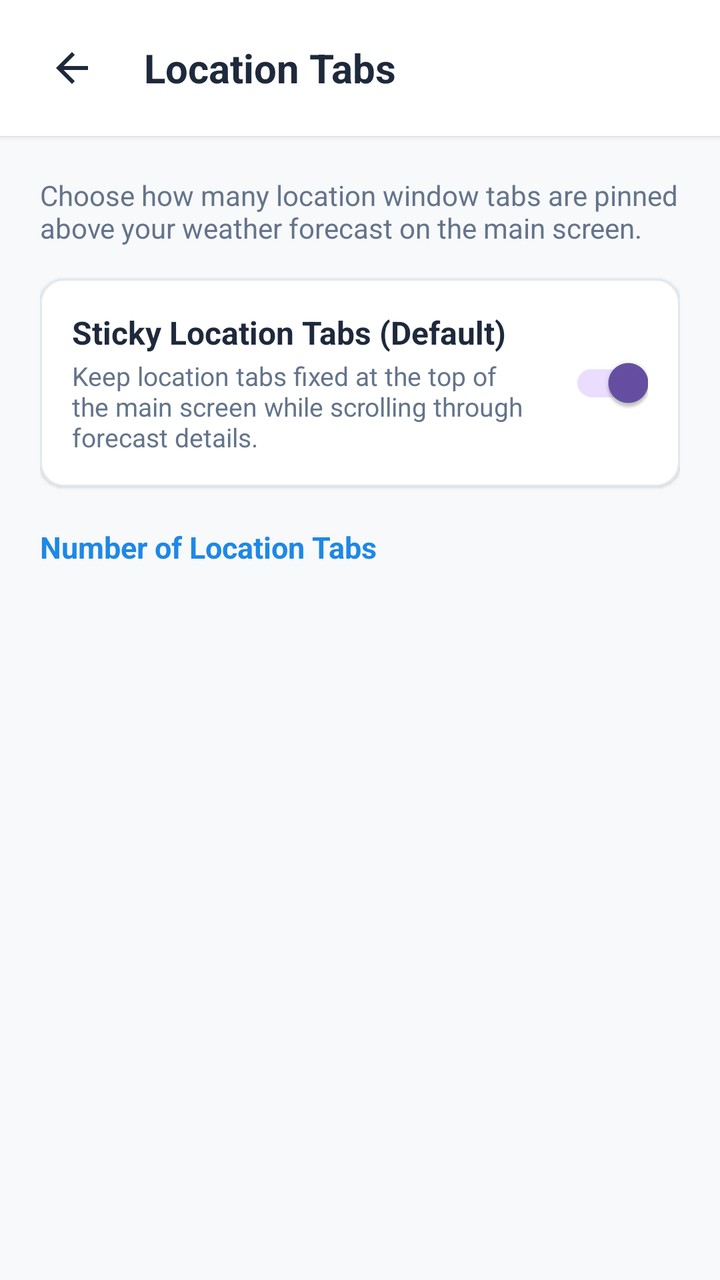
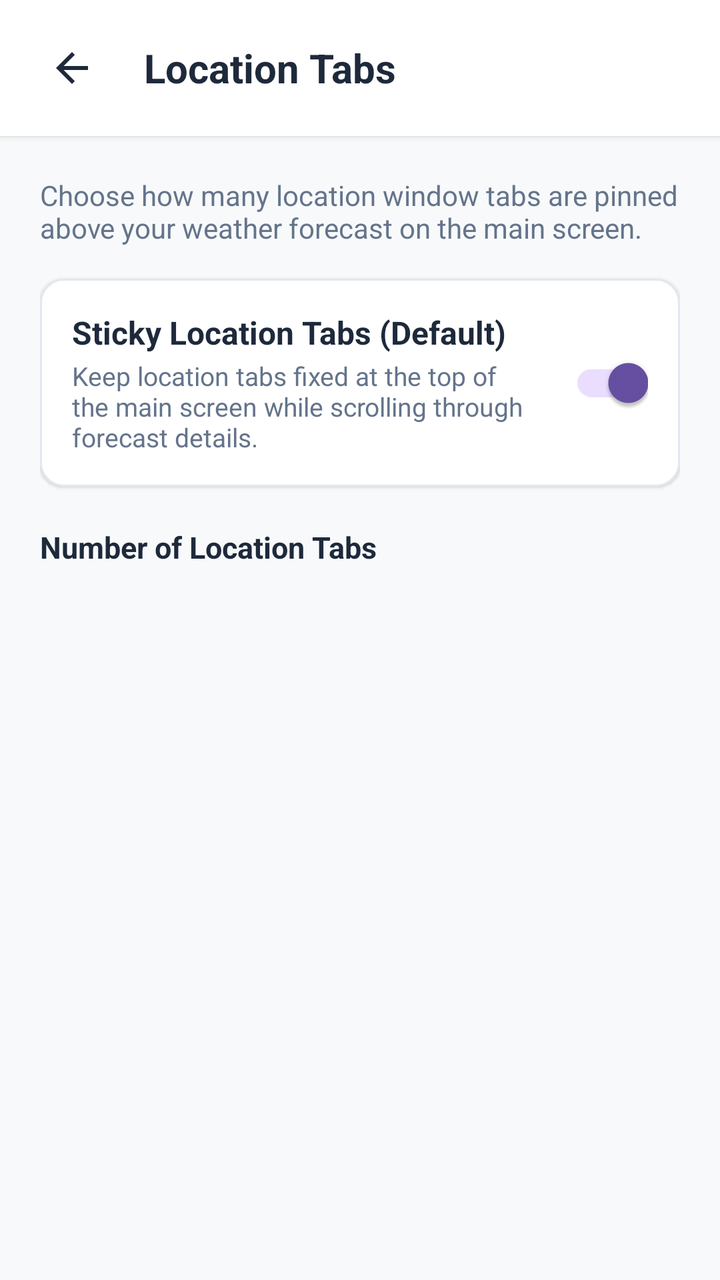

Compare the two renders of this Android layout. The source of the first and the diff that turns it into the second are given below.
<!-- AndroidManifest.xml: application theme Theme.WeatherAPP -->
<!-- res/layout/dialog_tabs_settings.xml -->
<?xml version="1.0" encoding="utf-8"?>
<LinearLayout xmlns:android="http://schemas.android.com/apk/res/android"
    xmlns:app="http://schemas.android.com/apk/res-auto"
    xmlns:tools="http://schemas.android.com/tools"
    android:layout_width="match_parent"
    android:layout_height="match_parent"
    android:background="@color/background_light"
    android:orientation="vertical">

    
    <com.google.android.material.card.MaterialCardView
        android:id="@+id/cardHeader"
        android:layout_width="match_parent"
        android:layout_height="wrap_content"
        app:cardBackgroundColor="@color/surface_card"
        app:cardCornerRadius="0dp"
        app:cardElevation="2dp"
        app:strokeWidth="0dp">

        <LinearLayout
            android:layout_width="match_parent"
            android:layout_height="wrap_content"
            android:gravity="center_vertical"
            android:orientation="horizontal"
            android:paddingHorizontal="16dp"
            android:paddingVertical="14dp">

            <ImageButton
                android:id="@+id/btnBack"
                android:layout_width="40dp"
                android:layout_height="40dp"
                android:background="?attr/selectableItemBackgroundBorderless"
                android:contentDescription="Back"
                android:padding="8dp"
                android:scaleType="fitCenter"
                android:src="@drawable/ic_back"
                app:tint="@color/text_primary" />

            <TextView
                android:layout_width="wrap_content"
                android:layout_height="wrap_content"
                android:layout_marginStart="16dp"
                android:text="Location Tabs"
                android:textColor="@color/text_primary"
                android:textSize="20sp"
                android:textStyle="bold" />

        </LinearLayout>

    </com.google.android.material.card.MaterialCardView>

    <ScrollView
        android:layout_width="match_parent"
        android:layout_height="match_parent"
        android:fillViewport="true">

        <LinearLayout
            android:layout_width="match_parent"
            android:layout_height="wrap_content"
            android:orientation="vertical"
            android:padding="20dp">

            <TextView
                android:layout_width="wrap_content"
                android:layout_height="wrap_content"
                android:layout_marginBottom="16dp"
                android:text="Choose how many location window tabs are pinned above your weather forecast on the main screen."
                android:textColor="@color/text_secondary"
                android:textSize="14sp" />

            
            <com.google.android.material.card.MaterialCardView
                android:id="@+id/cardStickyTabsSwitch"
                android:layout_width="match_parent"
                android:layout_height="wrap_content"
                android:layout_marginBottom="20dp"
                app:cardBackgroundColor="@color/surface_card"
                app:cardCornerRadius="12dp"
                app:cardElevation="1dp"
                app:strokeColor="@color/divider_color"
                app:strokeWidth="1dp">

                <LinearLayout
                    android:layout_width="match_parent"
                    android:layout_height="wrap_content"
                    android:gravity="center_vertical"
                    android:orientation="horizontal"
                    android:padding="16dp">

                    <LinearLayout
                        android:layout_width="0dp"
                        android:layout_height="wrap_content"
                        android:layout_marginEnd="12dp"
                        android:layout_weight="1"
                        android:orientation="vertical">

                        <TextView
                            android:id="@+id/tvStickyTitle"
                            android:layout_width="wrap_content"
                            android:layout_height="wrap_content"
                            android:text="Sticky Location Tabs (Default)"
                            android:textColor="@color/text_primary"
                            android:textSize="16sp"
                            android:textStyle="bold" />

                        <TextView
                            android:id="@+id/tvStickyDesc"
                            android:layout_width="wrap_content"
                            android:layout_height="wrap_content"
                            android:layout_marginTop="2dp"
                            android:text="Keep location tabs fixed at the top of the main screen while scrolling through forecast details."
                            android:textColor="@color/text_secondary"
                            android:textSize="13sp" />

                    </LinearLayout>

                    <com.google.android.material.switchmaterial.SwitchMaterial
                        android:id="@+id/switchStickyTabs"
                        android:layout_width="wrap_content"
                        android:layout_height="wrap_content"
                        android:checked="true" />

                </LinearLayout>

            </com.google.android.material.card.MaterialCardView>

            <TextView
                android:layout_width="wrap_content"
                android:layout_height="wrap_content"
                android:layout_marginBottom="8dp"
                android:text="Number of Location Tabs"
                android:textColor="@color/brand_primary"
                android:textSize="15sp"
                android:textStyle="bold" />

            <RadioGroup
                android:id="@+id/rgTabOptions"
                android:layout_width="match_parent"
                android:layout_height="wrap_content"
                android:orientation="vertical" />

        </LinearLayout>

    </ScrollView>

</LinearLayout>
<!-- resources referenced by this layout -->
<resources>
  <color name="background_light">#F8F9FA</color>
  <color name="brand_primary">#1E88E5</color>
  <color name="divider_color">#E2E8F0</color>
  <color name="surface_card">#FFFFFF</color>
  <color name="text_primary">#1E293B</color>
  <color name="text_secondary">#64748B</color>
  <!-- drawable ic_back (drawable) -->
  <vector xmlns:android="http://schemas.android.com/apk/res/android"
      android:width="24dp"
      android:height="24dp"
      android:viewportWidth="24"
      android:viewportHeight="24">
    <path
        android:fillColor="@color/text_primary"
        android:pathData="M20,11H7.83l5.59,-5.59L12,4l-8,8 8,8 1.41,-1.41L7.83,13H20v-2z"/>
  </vector>
  <style name="Theme.WeatherAPP" parent="Base.Theme.WeatherAPP" />
  <style name="Base.Theme.WeatherAPP" parent="Theme.Material3.DayNight.NoActionBar">
          <item name="android:statusBarColor">@color/surface_card</item>
          <item name="android:windowLightStatusBar">true</item>
      </style>
</resources>

<!-- the commit's change to res/layout/dialog_tabs_settings.xml (unified diff, before → after) -->
@@ -125,11 +125,12 @@
             </com.google.android.material.card.MaterialCardView>
 
             <TextView
+                android:id="@+id/tvTabsCountHeader"
                 android:layout_width="wrap_content"
                 android:layout_height="wrap_content"
                 android:layout_marginBottom="8dp"
                 android:text="Number of Location Tabs"
-                android:textColor="@color/brand_primary"
+                android:textColor="@color/text_primary"
                 android:textSize="15sp"
                 android:textStyle="bold" />
 
<!-- resource entries referenced after the edit -->
@@ -1,7 +1,6 @@
 <!-- resources referenced by this layout -->
 <resources>
   <color name="background_light">#F8F9FA</color>
-  <color name="brand_primary">#1E88E5</color>
   <color name="divider_color">#E2E8F0</color>
   <color name="surface_card">#FFFFFF</color>
   <color name="text_primary">#1E293B</color>
